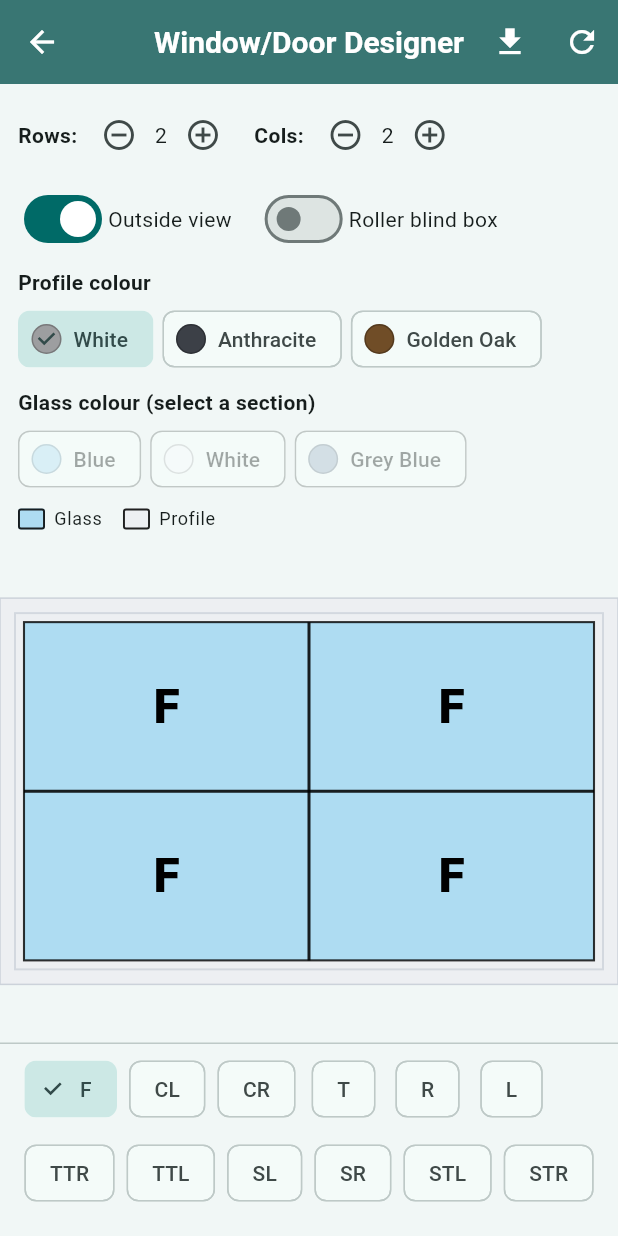
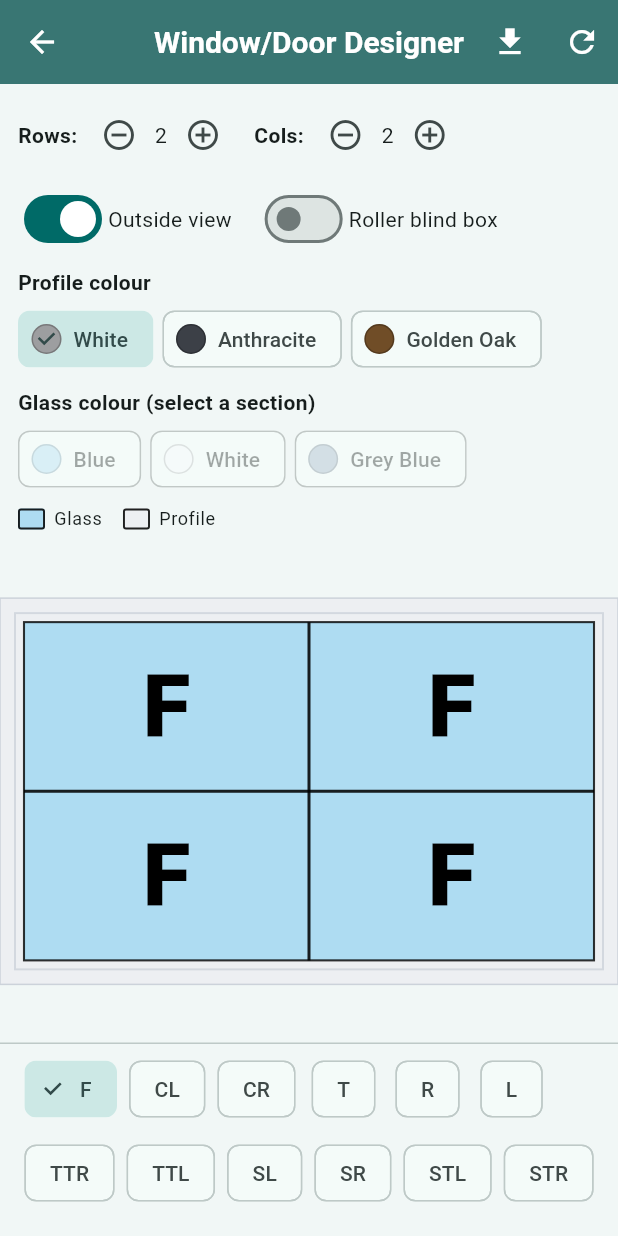
Before and after one commit to drilonkrivaqa/crystal_upvc, a Flutter app: the WindowDoorDesignerPage screen opened directly, after a tap on the "add circle outline" icon, on a phone screen of 412 x 824 dp. Run offline on Flutter 3.47's test engine with Material 3 defaults, Android fonts, the phone set to English and light mode, and no system bars; our stand-ins replace flutter_animate, hive, hive_flutter, image_picker, pdf, printing; accounts and stored records are empty.

Commit message:
Increase fixed sash label size

```diff
--- a/lib/pages/window_door_designer_page.dart
+++ b/lib/pages/window_door_designer_page.dart
@@ -10,6 +10,7 @@
 //
 // Dependencies: Flutter SDK only.
 
+import 'dart:math' as math;
 import 'dart:typed_data';
 import 'dart:ui' as ui;
 import 'package:flutter/material.dart';
@@ -664,10 +665,11 @@ class _WindowPainter extends CustomPainter {
 
   // Fixed: big F in center
   void _drawFixed(Canvas canvas, Rect r) {
+    final fontSize = math.max(24.0, math.min(r.width, r.height) * 0.6);
     final tp = TextPainter(
-      text: const TextSpan(
+      text: TextSpan(
         text: 'F',
-        style: TextStyle(fontSize: 32, fontWeight: FontWeight.w900, color: Colors.black),
+        style: TextStyle(fontSize: fontSize, fontWeight: FontWeight.w900, color: Colors.black),
       ),
       textDirection: TextDirection.ltr,
     )..layout();
```
